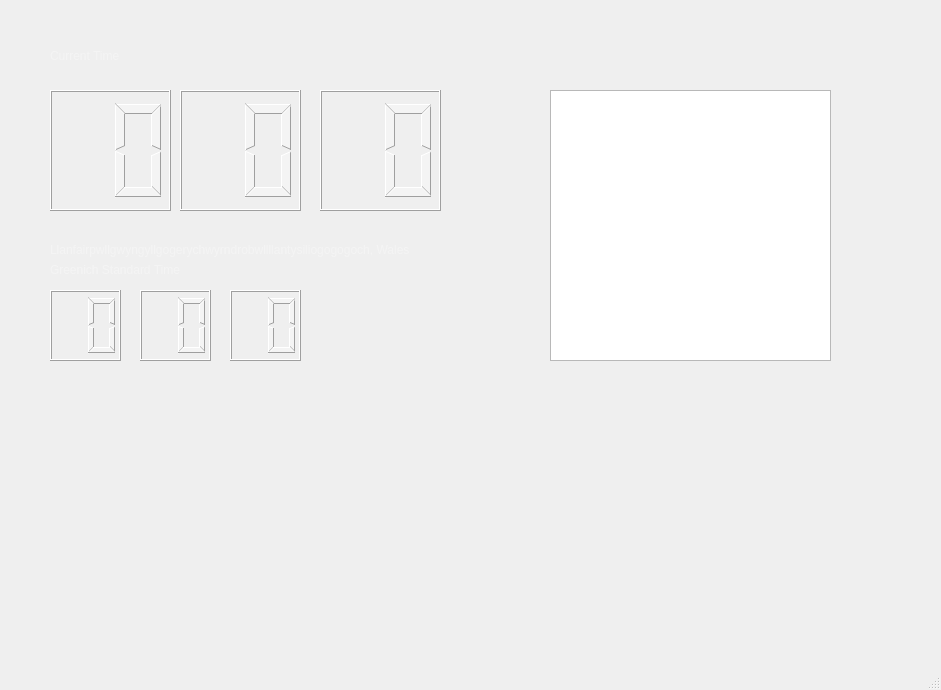
blakefuller/InfoDashboard, file dashboardwindow.ui: the form before one commit.
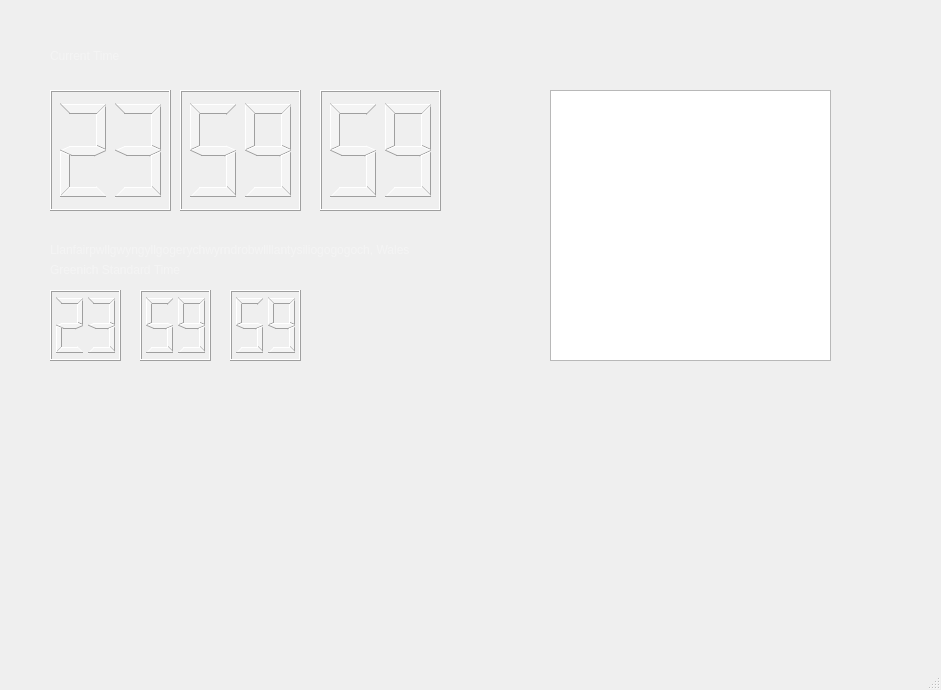
The form after the commit.

Commit message: Started to go through timer tutorial for setting up clock. 7:44 through the tutorial video.

Patch:
```diff
--- a/dashboardwindow.ui
+++ b/dashboardwindow.ui
@@ -29,6 +29,9 @@
     <property name="digitCount">
      <number>2</number>
     </property>
+    <property name="value" stdset="0">
+     <double>23.000000000000000</double>
+    </property>
    </widget>
    <widget class="QLabel" name="cityLabel">
     <property name="geometry">
@@ -74,6 +77,9 @@
     <property name="digitCount">
      <number>2</number>
     </property>
+    <property name="value" stdset="0">
+     <double>59.000000000000000</double>
+    </property>
    </widget>
    <widget class="QLCDNumber" name="secondLCD">
     <property name="geometry">
@@ -87,6 +93,12 @@
     <property name="digitCount">
      <number>2</number>
     </property>
+    <property name="value" stdset="0">
+     <double>59.000000000000000</double>
+    </property>
+    <property name="intValue" stdset="0">
+     <number>59</number>
+    </property>
    </widget>
    <widget class="QLCDNumber" name="worldMinuteLCD">
     <property name="geometry">
@@ -100,6 +112,9 @@
     <property name="digitCount">
      <number>2</number>
     </property>
+    <property name="intValue" stdset="0">
+     <number>59</number>
+    </property>
    </widget>
    <widget class="QLCDNumber" name="worldSecondLCD">
     <property name="geometry">
@@ -113,6 +128,9 @@
     <property name="digitCount">
      <number>2</number>
     </property>
+    <property name="intValue" stdset="0">
+     <number>59</number>
+    </property>
    </widget>
    <widget class="QLCDNumber" name="worldHourLCD">
     <property name="geometry">
@@ -126,6 +144,9 @@
     <property name="digitCount">
      <number>2</number>
     </property>
+    <property name="intValue" stdset="0">
+     <number>23</number>
+    </property>
    </widget>
    <widget class="QLabel" name="timeZoneLabel">
     <property name="geometry">
```
The commit also changes 2 other files.
